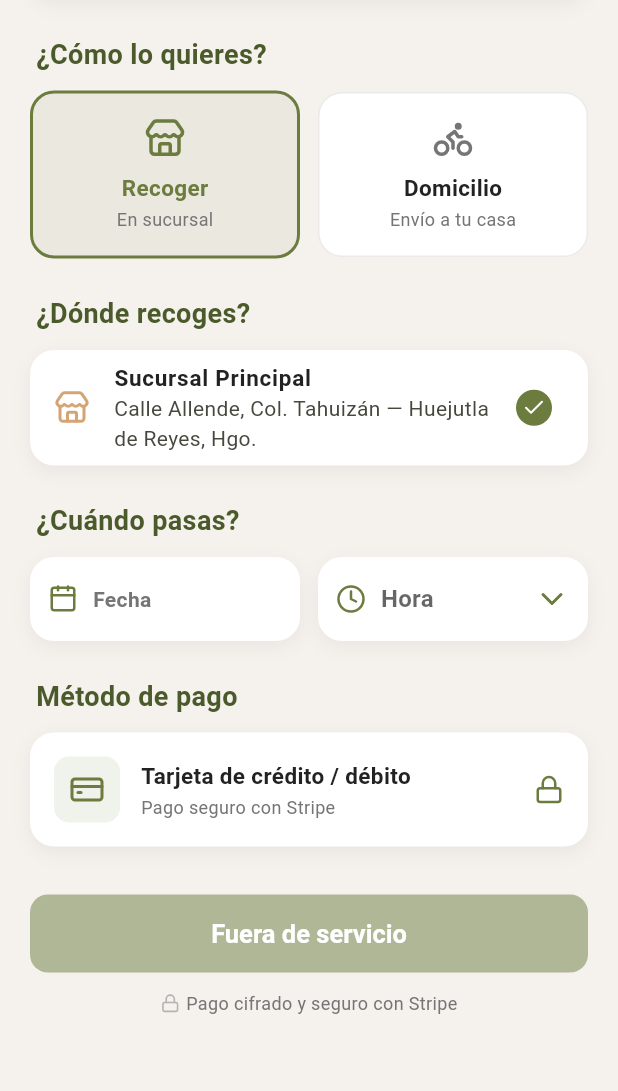
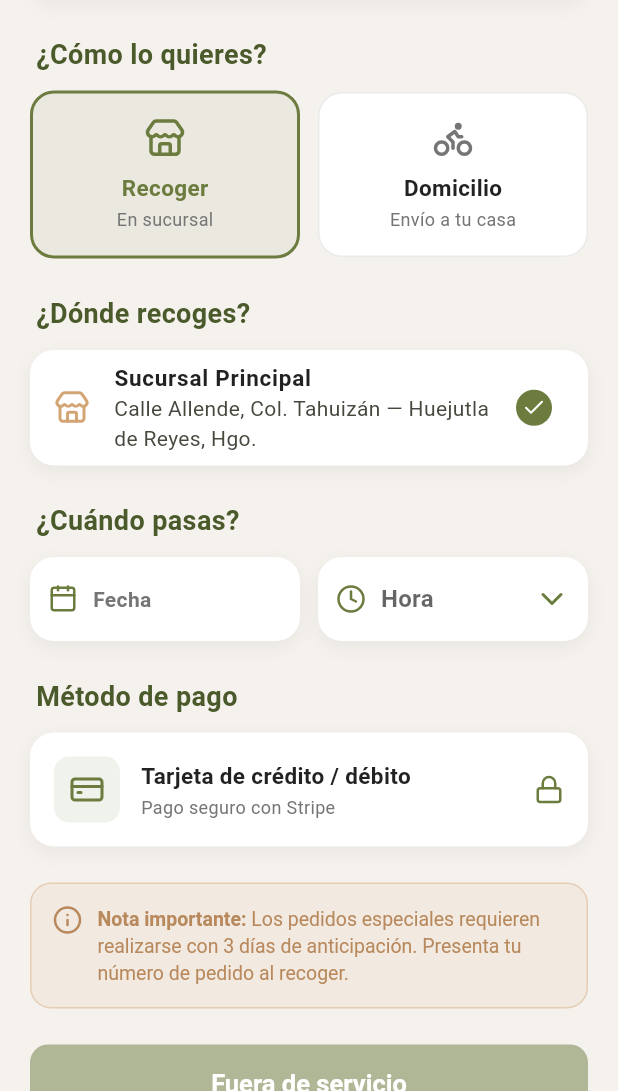
Before and after one commit to Ennimex/pier-reposteria-app, a Flutter app: the CheckoutScreen screen opened by its route, scrolled down 246 dp, on a phone screen of 412 x 824 dp, the part 145-1236 px from its top. Run offline on Flutter 3.47's test engine with Material 3 defaults, Android fonts, the phone set to English and light mode, and no system bars; our stand-ins replace flutter_animate, go_router, google_sign_in, image_picker, lucide_icons_flutter, share_plus and 2 more; missing offline and left inert: flutter_stripe; accounts and stored records are empty; network calls fail; project files that could hold a hidden picture were left out.

Commit message:
feat(checkout): nota de pedidos especiales (3 dias de anticipacion + numero de pedido)
Aviso antes del boton de pago, adaptado a la modalidad (recoger/domicilio). Mismo
texto que la web.

Co-Authored-By: Claude Opus 4.8 <noreply@anthropic.com>

```diff
--- a/lib/presentation/screens/client/checkout/checkout_screen.dart
+++ b/lib/presentation/screens/client/checkout/checkout_screen.dart
@@ -605,7 +605,11 @@ class _CheckoutScreenState extends State<CheckoutScreen> {
               ),
             ],
 
-            const SizedBox(height: 32),
+            const SizedBox(height: 24),
+
+            // ── NOTA: PEDIDOS ESPECIALES ──────────────────────────────
+            _buildNotaEspeciales(),
+            const SizedBox(height: 24),
 
             // ── BOTÓN PAGAR ───────────────────────────────────────────
             SizedBox(
@@ -954,6 +958,45 @@ class _CheckoutScreenState extends State<CheckoutScreen> {
                 color: AppColors.pierVerdeOscuro)),
       );
 
+  // Nota: los pedidos especiales requieren anticipación + número de pedido.
+  Widget _buildNotaEspeciales() => Container(
+        width: double.infinity,
+        padding: const EdgeInsets.all(14),
+        decoration: BoxDecoration(
+          color: AppColors.pierDorado.withValues(alpha: 0.10),
+          borderRadius: BorderRadius.circular(14),
+          border:
+              Border.all(color: AppColors.pierDorado.withValues(alpha: 0.4)),
+        ),
+        child: Row(
+          crossAxisAlignment: CrossAxisAlignment.start,
+          children: [
+            const Icon(LucideIcons.info,
+                color: AppColors.pierDoradoOscuro, size: 20),
+            const SizedBox(width: 10),
+            Expanded(
+              child: RichText(
+                text: TextSpan(
+                  style: const TextStyle(
+                      fontSize: 13,
+                      height: 1.4,
+                      color: AppColors.pierDoradoOscuro),
+                  children: [
+                    const TextSpan(
+                        text: 'Nota importante: ',
+                        style: TextStyle(fontWeight: FontWeight.bold)),
+                    TextSpan(
+                        text:
+                            'Los pedidos especiales requieren realizarse con 3 días '
+                            'de anticipación. ${_esDomicilio ? 'Ten a la mano tu número de pedido al recibir.' : 'Presenta tu número de pedido al recoger.'}'),
+                  ],
+                ),
+              ),
+            ),
+          ],
+        ),
+      );
+
   // Aviso cuando el pedido se hace fuera del horario de atención.
   Widget _buildFueraDeServicio() => Container(
         width: double.infinity,
```
